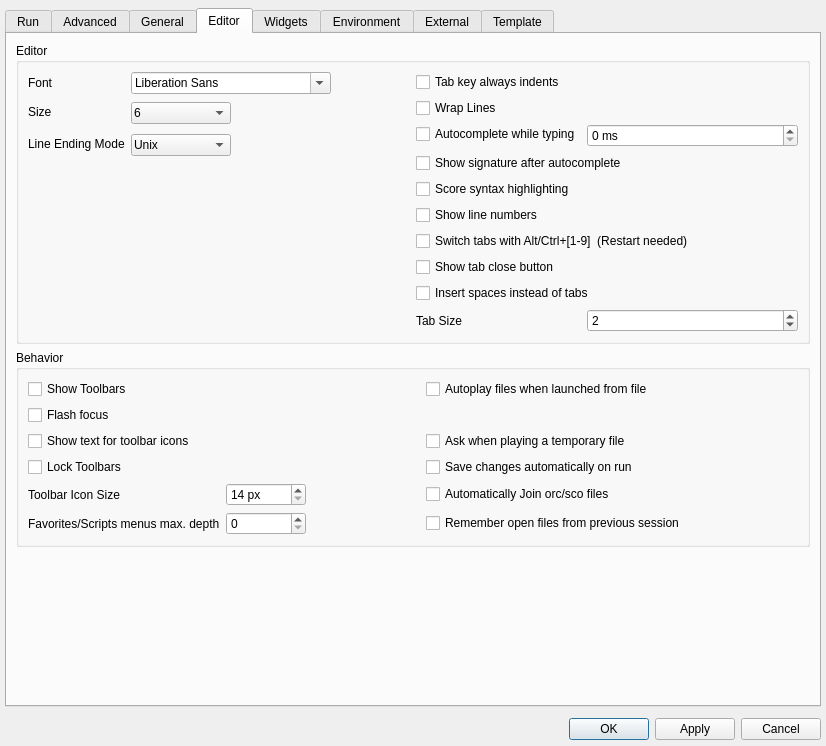
First picture: the form in src/configdialog.ui, repository CsoundQt/CsoundQt, before the edit.
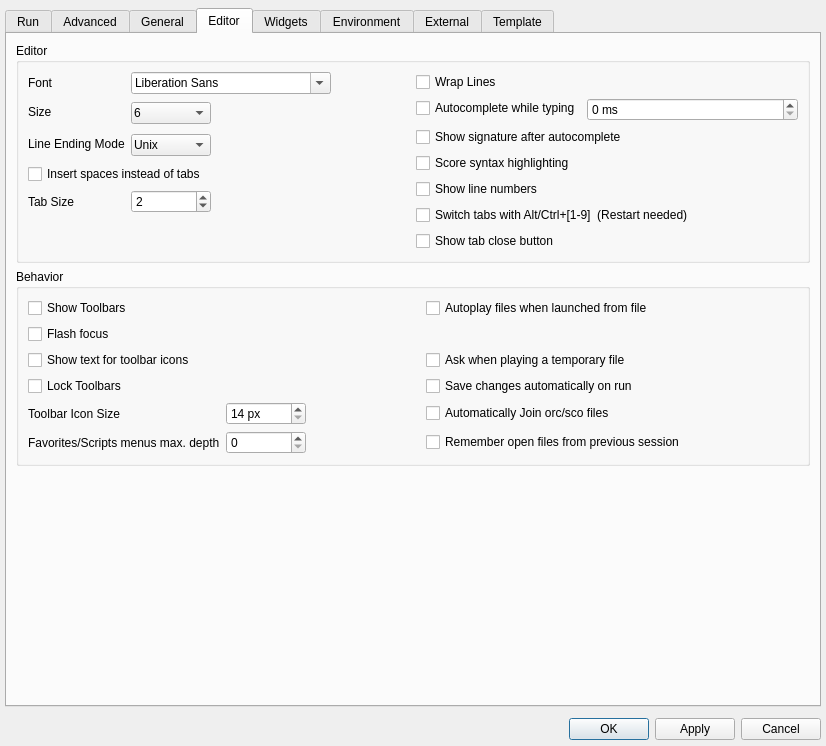
Second picture: the form after the edit. The open tabs and pages were chosen to show the change.

Commit message: Editor settings: remove "Tab key always indents"

Patch:
```diff
--- a/src/configdialog.ui
+++ b/src/configdialog.ui
@@ -1796,30 +1796,20 @@
                  <set>Qt::AlignmentFlag::AlignLeading|Qt::AlignmentFlag::AlignLeft|Qt::AlignmentFlag::AlignTop</set>
                 </property>
                 <item row="0" column="0">
-                 <widget class="QCheckBox" name="tabIndentCheckBox">
-                  <property name="styleSheet">
-                   <string notr="true"/>
-                  </property>
-                  <property name="text">
-                   <string>Tab key always indents</string>
-                  </property>
-                 </widget>
-                </item>
-                <item row="1" column="0">
                  <widget class="QCheckBox" name="wrapLinesCheckBox">
                   <property name="text">
                    <string>Wrap Lines</string>
                   </property>
                  </widget>
                 </item>
-                <item row="5" column="0">
+                <item row="4" column="0">
                  <widget class="QCheckBox" name="lineNumbersCheckBox">
                   <property name="text">
                    <string>Show line numbers</string>
                   </property>
                  </widget>
                 </item>
-                <item row="4" column="0">
+                <item row="3" column="0">
                  <widget class="QCheckBox" name="highlightScoreCheckBox">
                   <property name="toolTip">
                    <string>&lt;html&gt;&lt;head/&gt;&lt;body&gt;&lt;p&gt;Apply syntax highlighting to the score. &lt;/p&gt;&lt;p&gt;In very long scores, deactivating syntax highlighting can reduce loading time significantly&lt;/p&gt;&lt;/body&gt;&lt;/html&gt;</string>
@@ -1829,7 +1819,7 @@
                   </property>
                  </widget>
                 </item>
-                <item row="2" column="1">
+                <item row="1" column="1">
                  <widget class="QSpinBox" name="autoCompleteDelaySpinBox">
                   <property name="minimumSize">
                    <size>
@@ -1851,7 +1841,7 @@
                   </property>
                  </widget>
                 </item>
-                <item row="2" column="0">
+                <item row="1" column="0">
                  <widget class="QCheckBox" name="autoCompleteCheckBox">
                   <property name="toolTip">
                    <string>&lt;html&gt;&lt;head/&gt;&lt;body&gt;&lt;p&gt;If on, the autocompletion menu is shown after the given number of idle ms. Autocompletion can also be triggered manually from the menu &amp;quot;Edit/Autocomplete&amp;quot; or via the corresponding keyboard shortcut  &lt;/p&gt;&lt;/body&gt;&lt;/html&gt;</string>
@@ -1861,14 +1851,14 @@
                   </property>
                  </widget>
                 </item>
-                <item row="3" column="0" colspan="2">
+                <item row="2" column="0" colspan="2">
                  <widget class="QCheckBox" name="autoParameterModeCheckBox">
                   <property name="text">
                    <string>Show signature after autocomplete</string>
                   </property>
                  </widget>
                 </item>
-                <item row="6" column="0" colspan="2">
+                <item row="5" column="0" colspan="2">
                  <widget class="QCheckBox" name="tabShortcutActiveCheckBox">
                   <property name="toolTip">
                    <string>Switch tabs using alt+[1-9] or control+[1-9] depending on the platform. Requires restart </string>
@@ -1881,52 +1871,13 @@
                   </property>
                  </widget>
                 </item>
-                <item row="7" column="0">
+                <item row="6" column="0">
                  <widget class="QCheckBox" name="tabCloseButtonCheckBox">
                   <property name="text">
                    <string>Show tab close button</string>
                   </property>
                  </widget>
                 </item>
-                <item row="8" column="0" colspan="2">
-                 <widget class="QCheckBox" name="tabUseSpacesCheckBox">
-                  <property name="toolTip">
-                   <string>&lt;html&gt;&lt;head/&gt;&lt;body&gt;&lt;p&gt;When enabled, pressing Tab inserts spaces instead of a tab character. The number of spaces is the "Tab Size" below, which is also the width used to display tab characters.&lt;/p&gt;&lt;/body&gt;&lt;/html&gt;</string>
-                  </property>
-                  <property name="text">
-                   <string>Insert spaces instead of tabs</string>
-                  </property>
-                 </widget>
-                </item>
-                <item row="9" column="0">
-                 <widget class="QLabel" name="tabSizeLabel">
-                  <property name="text">
-                   <string>Tab Size</string>
-                  </property>
-                 </widget>
-                </item>
-                <item row="9" column="1">
-                 <widget class="QSpinBox" name="tabSizeSpinBox">
-                  <property name="toolTip">
-                   <string>Number of spaces a tab is equivalent to. This is both how many spaces the Tab key inserts (when "Insert spaces instead of tabs" is checked) and how wide tab characters are displayed.</string>
-                  </property>
-                  <property name="minimumSize">
-                   <size>
-                    <width>80</width>
-                    <height>0</height>
-                   </size>
-                  </property>
-                  <property name="minimum">
-                   <number>1</number>
-                  </property>
-                  <property name="maximum">
-                   <number>16</number>
-                  </property>
-                  <property name="value">
-                   <number>2</number>
-                  </property>
-                 </widget>
-                </item>
                </layout>
               </item>
               <item row="0" column="0">
@@ -1971,13 +1922,13 @@
                  <widget class="QComboBox" name="fontSizeComboBox">
                   <property name="minimumSize">
                    <size>
-                    <width>100</width>
+                    <width>80</width>
                     <height>0</height>
                    </size>
                   </property>
                   <property name="maximumSize">
                    <size>
-                    <width>100</width>
+                    <width>80</width>
                     <height>16777215</height>
                    </size>
                   </property>
@@ -2075,13 +2026,13 @@
                  <widget class="QComboBox" name="lineEndingComboBox">
                   <property name="minimumSize">
                    <size>
-                    <width>100</width>
+                    <width>80</width>
                     <height>0</height>
                    </size>
                   </property>
                   <property name="maximumSize">
                    <size>
-                    <width>100</width>
+                    <width>80</width>
                     <height>16777215</height>
                    </size>
                   </property>
@@ -2103,6 +2054,51 @@
                   </item>
                  </widget>
                 </item>
+                <item row="4" column="0">
+                 <widget class="QLabel" name="tabSizeLabel">
+                  <property name="text">
+                   <string>Tab Size</string>
+                  </property>
+                 </widget>
+                </item>
+                <item row="4" column="1">
+                 <widget class="QSpinBox" name="tabSizeSpinBox">
+                  <property name="minimumSize">
+                   <size>
+                    <width>80</width>
+                    <height>0</height>
+                   </size>
+                  </property>
+                  <property name="maximumSize">
+                   <size>
+                    <width>50</width>
+                    <height>16777215</height>
+                   </size>
+                  </property>
+                  <property name="toolTip">
+                   <string>Number of spaces a tab is equivalent to. This is both how many spaces the Tab key inserts (when &quot;Insert spaces instead of tabs&quot; is checked) and how wide tab characters are displayed.</string>
+                  </property>
+                  <property name="minimum">
+                   <number>1</number>
+                  </property>
+                  <property name="maximum">
+                   <number>16</number>
+                  </property>
+                  <property name="value">
+                   <number>2</number>
+                  </property>
+                 </widget>
+                </item>
+                <item row="3" column="0" colspan="2">
+                 <widget class="QCheckBox" name="tabUseSpacesCheckBox">
+                  <property name="toolTip">
+                   <string>&lt;html&gt;&lt;head/&gt;&lt;body&gt;&lt;p&gt;When enabled, pressing Tab inserts spaces instead of a tab character. The number of spaces is the &quot;Tab Size&quot; below, which is also the width used to display tab characters.&lt;/p&gt;&lt;/body&gt;&lt;/html&gt;</string>
+                  </property>
+                  <property name="text">
+                   <string>Insert spaces instead of tabs</string>
+                  </property>
+                 </widget>
+                </item>
                </layout>
               </item>
              </layout>
@@ -2138,7 +2134,20 @@
                </widget>
               </item>
               <item row="10" column="1">
-               <widget class="QSpinBox" name="menusDepthSpinBox"/>
+               <widget class="QSpinBox" name="menusDepthSpinBox">
+                <property name="minimumSize">
+                 <size>
+                  <width>80</width>
+                  <height>0</height>
+                 </size>
+                </property>
+                <property name="maximumSize">
+                 <size>
+                  <width>80</width>
+                  <height>16777215</height>
+                 </size>
+                </property>
+               </widget>
               </item>
               <item row="3" column="3">
                <widget class="QCheckBox" name="askIfTemporaryCheckBox">
@@ -2172,6 +2181,12 @@
                   <height>0</height>
                  </size>
                 </property>
+                <property name="maximumSize">
+                 <size>
+                  <width>80</width>
+                  <height>16777215</height>
+                 </size>
+                </property>
                 <property name="suffix">
                  <string> px</string>
                 </property>
```
Left out of the diff: 10 changed lines with no effect on the pictures. The commit also changes 9 other files.
